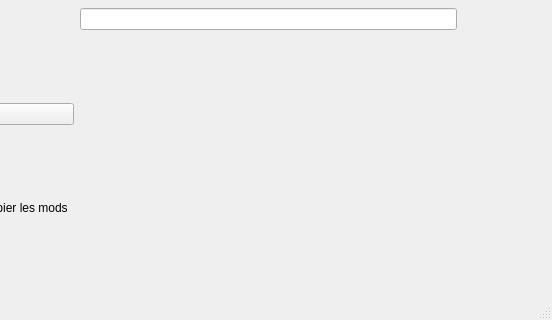
Before: the Qt Designer form forms/mainwindow.ui in quentin452/ArkSurvivalEvolvedModpackInstallerandCreator, drawn with Qt 5; both pictures show x 248 to 800 and y 280 to 600 of the 800 by 600 pixel window.
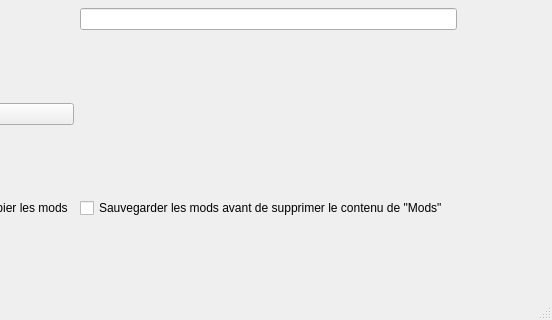
After: the same form once the commit is applied.

Commit message: Add Backup mods before installing new mods functionnality

What changed in the file:
```diff
--- a/forms/mainwindow.ui
+++ b/forms/mainwindow.ui
@@ -73,6 +73,13 @@
             </property>
           </widget>
         </item>
+        <item row="4" column="1">
+          <widget class="QCheckBox" name="backupModsCheckBox">
+            <property name="text">
+              <string>Sauvegarder les mods avant de supprimer le contenu de "Mods"</string>
+            </property>
+          </widget>
+        </item>
       </layout>
     </widget>
     <widget class="QMenuBar" name="menubar">
```
The commit also changes 1 other file.
